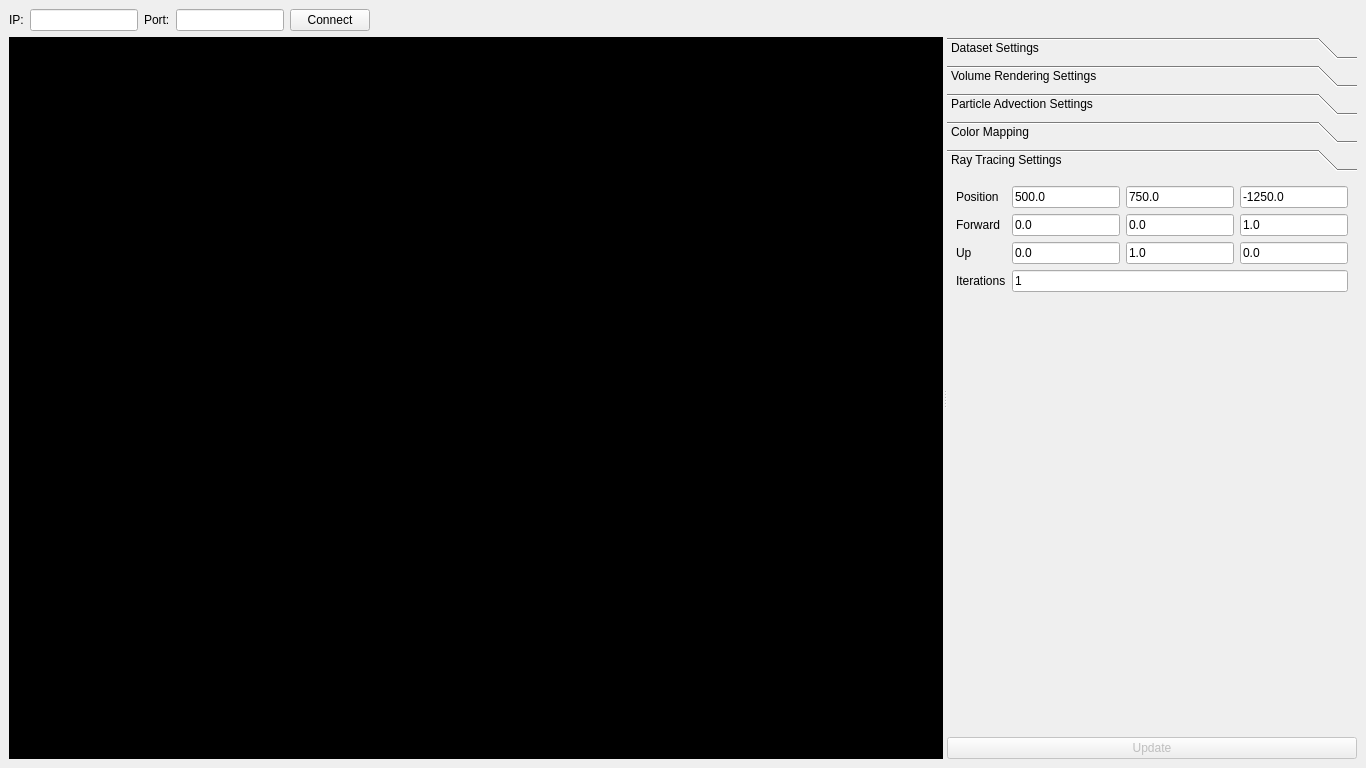
Qt form pars_viewer/include/pars_viewer/viewer.ui (acdemiralp/pars) before a commit.
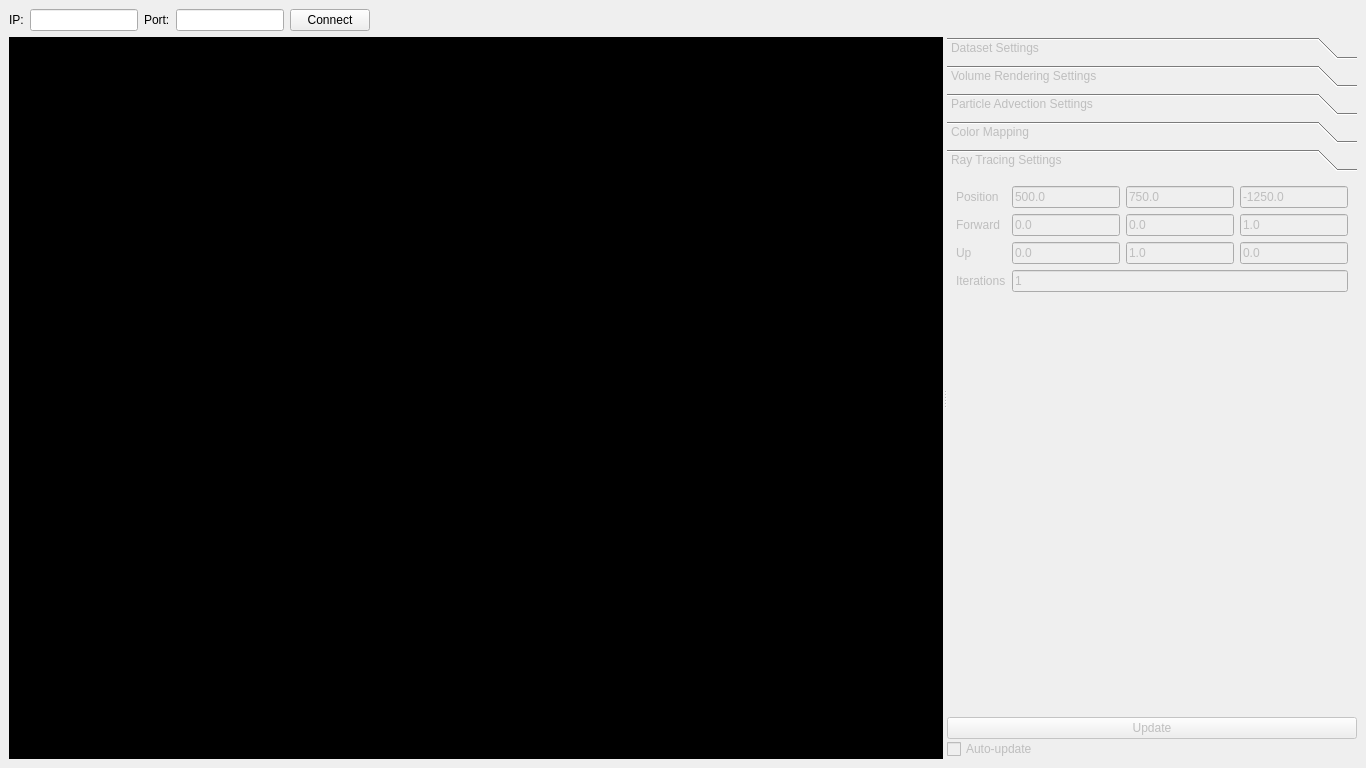
The same form after that commit. The open tabs and pages were chosen to show the change.

```diff
--- a/pars_viewer/include/pars_viewer/viewer.ui
+++ b/pars_viewer/include/pars_viewer/viewer.ui
@@ -172,7 +172,7 @@
         <item>
          <widget class="QToolBox" name="toolbox">
           <property name="enabled">
-           <bool>true</bool>
+           <bool>false</bool>
           </property>
           <property name="sizePolicy">
            <sizepolicy hsizetype="Minimum" vsizetype="Preferred">
@@ -644,8 +644,8 @@
             <rect>
              <x>0</x>
              <y>0</y>
-             <width>468</width>
-             <height>559</height>
+             <width>266</width>
+             <height>122</height>
             </rect>
            </property>
            <property name="sizePolicy">
@@ -843,6 +843,16 @@
           </property>
          </widget>
         </item>
+        <item>
+         <widget class="QCheckBox" name="checkbox_auto_update">
+          <property name="enabled">
+           <bool>false</bool>
+          </property>
+          <property name="text">
+           <string>Auto-update</string>
+          </property>
+         </widget>
+        </item>
        </layout>
       </widget>
      </widget>
```
Left out of the diff: 21 changed lines with no effect on the pictures.
